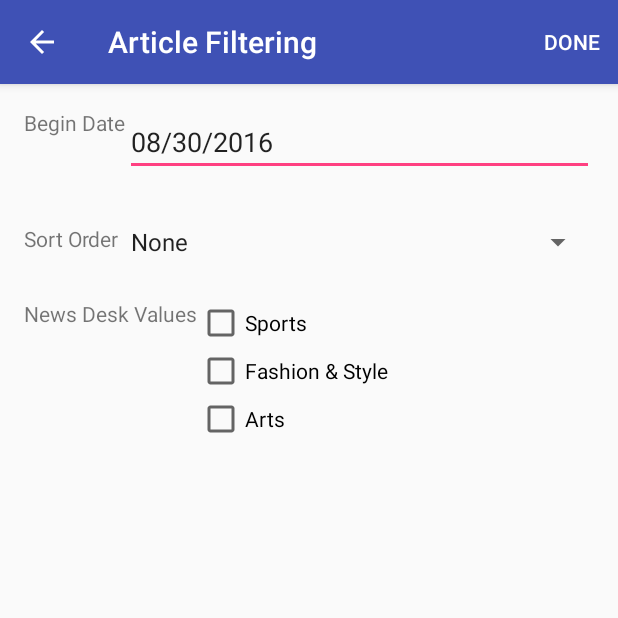
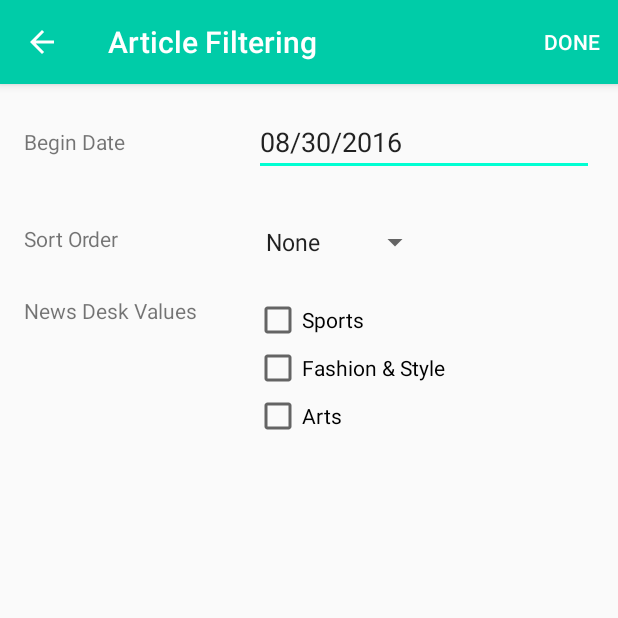
Before and after one commit to ntvinh11586/P5-NYTimes, an Android app: the SearchFilterActivity screen opened directly, with no data from a screen before it, on a phone screen of 412 x 824 dp, the top half of it. Run offline under Robolectric (Android 15) with nearby library versions, the phone set to English and light mode, and no system bars; libraries missing offline, so code that uses them is left out: org.parceler.

Commit message:
Design layout

```diff
--- a/app/src/main/res/layout/activity_search_filter.xml
+++ b/app/src/main/res/layout/activity_search_filter.xml
@@ -15,21 +15,23 @@
         android:textAppearance="?android:attr/textAppearanceSmall"
         android:text="Begin Date"
         android:id="@+id/textView"
+        android:layout_alignBottom="@+id/text_begin_date"
+        android:layout_alignParentLeft="true"
+        android:layout_alignParentStart="true"
         android:layout_alignParentTop="true"
-        android:layout_alignParentLeft="true"
-        android:layout_alignParentStart="true" />
+        android:gravity="center"/>
 
     <EditText
         android:layout_width="wrap_content"
         android:layout_height="wrap_content"
         android:id="@+id/text_begin_date"
-        android:layout_alignParentTop="true"
-        android:layout_alignParentRight="true"
-        android:layout_alignParentEnd="true"
         android:hint="mm/dd/yyyy"
         android:onClick="showCalendar"
-        android:layout_toRightOf="@+id/textView"
-        android:layout_toEndOf="@+id/textView" />
+        android:layout_alignParentTop="true"
+        android:layout_alignLeft="@+id/spinner_sort_order"
+        android:layout_alignStart="@+id/spinner_sort_order"
+        android:layout_alignParentRight="true"
+        android:layout_alignParentEnd="true" />
 
     <TextView
         android:layout_width="wrap_content"
@@ -39,18 +41,19 @@
         android:layout_below="@+id/text_begin_date"
         android:layout_alignParentLeft="true"
         android:layout_alignParentStart="true"
-        android:layout_marginTop="32dp" />
+        android:layout_marginTop="32dp"
+        android:layout_alignRight="@+id/textView"
+        android:layout_alignEnd="@+id/textView" />
 
     <Spinner
         android:layout_width="wrap_content"
         android:layout_height="wrap_content"
         android:id="@+id/spinner_sort_order"
         android:spinnerMode="dropdown"
+        android:entries="@array/sort_order_array"
         android:layout_alignTop="@+id/textView2"
-        android:layout_toRightOf="@+id/textView2"
-        android:layout_alignParentRight="true"
-        android:layout_alignParentEnd="true"
-        android:entries="@array/sort_order_array"/>
+        android:layout_alignLeft="@+id/checkbox_sports"
+        android:layout_alignStart="@+id/checkbox_sports" />
 
     <TextView
         android:layout_width="wrap_content"
@@ -60,7 +63,7 @@
         android:layout_below="@+id/spinner_sort_order"
         android:layout_alignParentLeft="true"
         android:layout_alignParentStart="true"
-        android:layout_marginTop="26dp" />
+        android:layout_marginTop="24dp" />
 
     <CheckBox
         android:layout_width="wrap_content"
@@ -89,5 +92,5 @@
         android:id="@+id/checkbox_sports"
         android:checked="false"
         android:layout_alignTop="@+id/textView3"
-        android:layout_toRightOf="@+id/textView3" />
+        android:layout_centerHorizontal="true" />
 </RelativeLayout>
--- a/app/src/main/res/menu/menu_main.xml
+++ b/app/src/main/res/menu/menu_main.xml
@@ -11,7 +11,7 @@
     <item
         android:id="@+id/action_search_filter"
         android:orderInCategory="5"
-        android:icon="@android:drawable/ic_input_add"
+        android:icon="@drawable/ic_filter"
         app:showAsAction="ifRoom"
         android:title="Article Filtering">
     </item>
--- a/app/src/main/res/values/colors.xml
+++ b/app/src/main/res/values/colors.xml
@@ -1,7 +1,7 @@
 <?xml version="1.0" encoding="utf-8"?>
 <resources>
-    <color name="colorPrimary">#3F51B5</color>
-    <color name="colorPrimaryDark">#303F9F</color>
-    <color name="colorAccent">#FF4081</color>
-    <color name="backgroundSearch">#5E706E</color>
+    <color name="colorPrimary">#00CCA8</color>
+    <color name="colorPrimaryDark">#007F69</color>
+    <color name="colorAccent">#00FFD2</color>
+    <color name="windowBackground">#3F7F74</color>
 </resources>
```
Also changed, not shown: app/src/main/java/com/example/vinh/nytimes/activities/MainActivity.java (+8 -6 lines), app/src/main/res/layout/activity_main.xml (+2 -5 lines), app/src/main/res/layout/item_article_result_image.xml (+6 -3 lines), app/src/main/res/layout/item_article_result_no_image.xml (+8 -3 lines).
